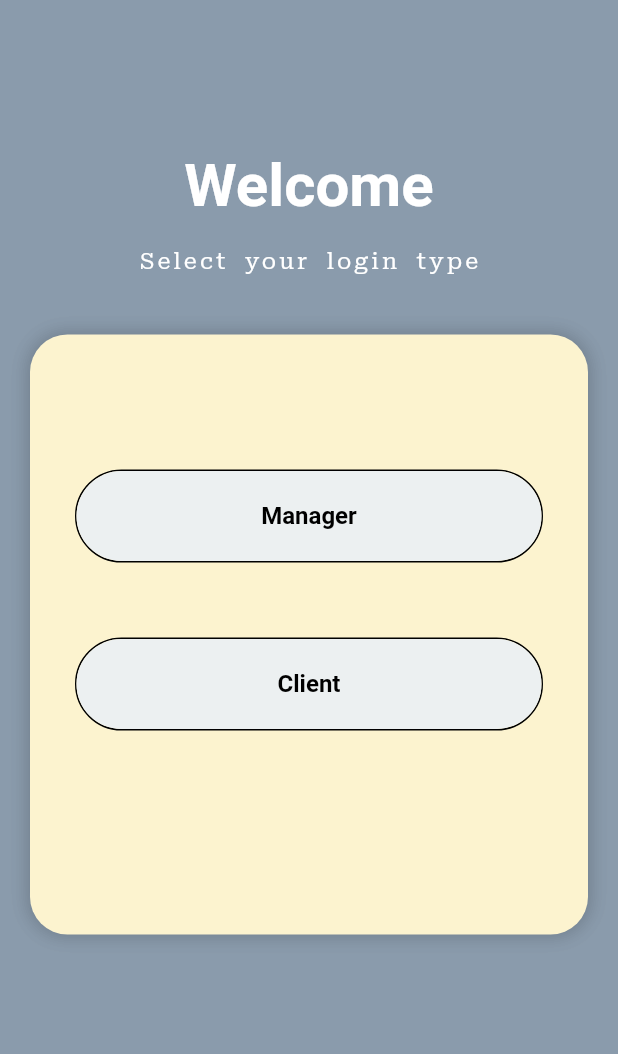
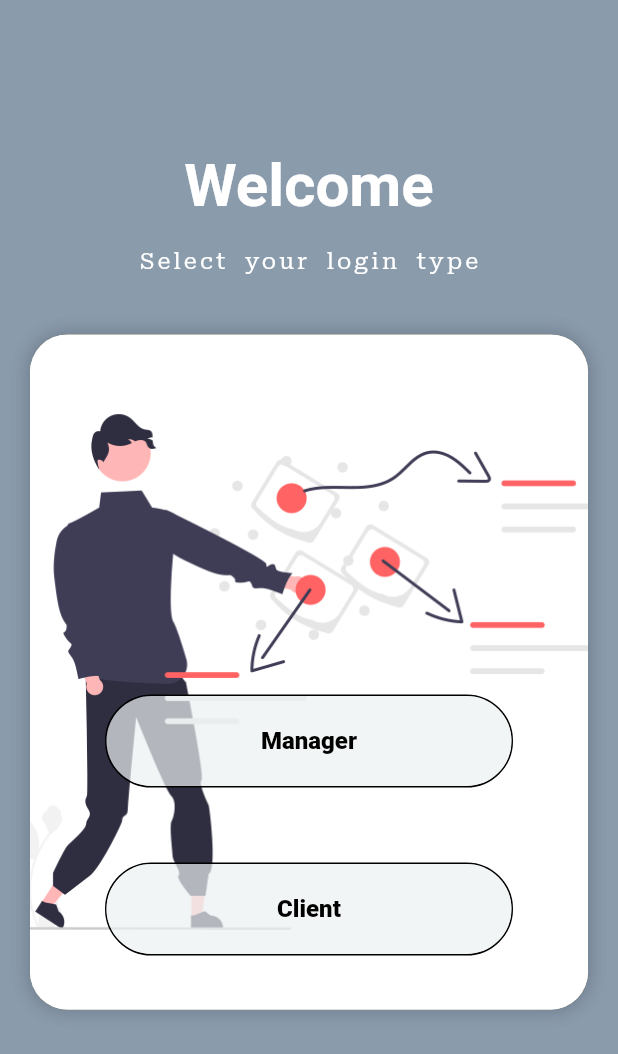
Before and after one commit to 4h4f/teamzone, a Flutter app: the screen it shows after launch, on a phone screen of 412 x 824 dp. Shown: the top 1054 px of the screen. Run offline on Flutter 3.47's test engine with Material 2 defaults, Android fonts, the phone set to English and light mode, and no system bars; our stand-ins replace flutter_svg.

Commit message:
Welcome Screen update
welcome screen updated

```diff
--- a/lib/Screens/Welcome.dart
+++ b/lib/Screens/Welcome.dart
@@ -1,4 +1,6 @@
 import 'package:flutter/material.dart';
+import 'package:flutter_svg/parser.dart';
+import 'package:teamzone/Screens/Login.dart';
 
 class Welcome extends StatefulWidget {
   const Welcome({Key? key}) : super(key: key);
@@ -51,7 +53,7 @@ class _WelcomeState extends State<Welcome> {
               ),
               //------------------------------------------
               Container(
-                height: 400,
+                height: 450,
                 width: MediaQuery.of(context).size.height - 40,
                 margin: const EdgeInsets.symmetric(horizontal: 20),
                 decoration: BoxDecoration(
@@ -62,10 +64,16 @@ class _WelcomeState extends State<Welcome> {
                         color: Colors.black.withOpacity(0.2),
                         blurRadius: 10,
                         spreadRadius: 1),
-                    ]),
+                  ],
+                  image: const DecorationImage(
+                    image: AssetImage("lib/assets/images/welcomeScreen2.png"),
+                    fit: BoxFit.cover,
+                  ),
+                ),
                 child: Padding(
                   padding:
-                      const EdgeInsets.symmetric(horizontal: 30, vertical: 90),
+                      //const EdgeInsets.symmetric(horizontal: 50, vertical: 120),
+                      EdgeInsets.only(top: 240, left: 50, right: 50),
                   child: Column(
                     children: <Widget>[
                       Container(
@@ -81,7 +89,7 @@ class _WelcomeState extends State<Welcome> {
                         child: MaterialButton(
                           minWidth: double.infinity,
                           height: 60,
-                          color: const Color.fromRGBO(236, 240, 241, 1),
+                          color: const Color.fromRGBO(236, 240, 241, .7),
                           elevation: 0,
                           shape: RoundedRectangleBorder(
                               borderRadius: BorderRadius.circular(50)),
@@ -89,10 +97,15 @@ class _WelcomeState extends State<Welcome> {
                             'Manager',
                             style: TextStyle(
                                 color: Colors.black,
-                                fontWeight: FontWeight.w600,
+                                fontWeight: FontWeight.w900,
                                 fontSize: 16),
                           ),
-                          onPressed: () {},
+                          onPressed: () {
+                            Navigator.push(
+                              context,
+                              MaterialPageRoute(builder: (context) => Login()),
+                            );
+                          },
                         ),
                       ),
                       const SizedBox(
@@ -112,7 +125,7 @@ class _WelcomeState extends State<Welcome> {
                         child: MaterialButton(
                           minWidth: double.infinity,
                           height: 60,
-                          color: const Color.fromRGBO(236, 240, 241, 1),
+                          color: const Color.fromRGBO(236, 240, 241, .7),
                           elevation: 0,
                           shape: RoundedRectangleBorder(
                               borderRadius: BorderRadius.circular(50)),
@@ -120,7 +133,7 @@ class _WelcomeState extends State<Welcome> {
                             'Client',
                             style: TextStyle(
                                 color: Colors.black,
-                                fontWeight: FontWeight.w600,
+                                fontWeight: FontWeight.w900,
                                 fontSize: 16),
                           ),
                           onPressed: () {},
```
Also changed, not shown: lib/Screens/Login.dart (+11 -0 lines), pubspec.yaml (+5 -3 lines), lib/assets/images/welcomeScreen.svg (added), lib/assets/images/welcomeScreen2.png (added), pubspec.lock. Lines whose indentation alone changed are shown as unchanged.
